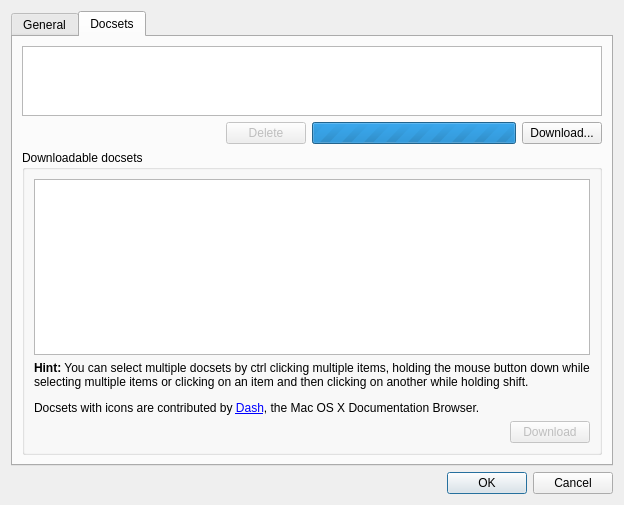
First picture: the form in zeal/zealsettingsdialog.ui, repository PostPCEra/zeal-debian, before the edit.
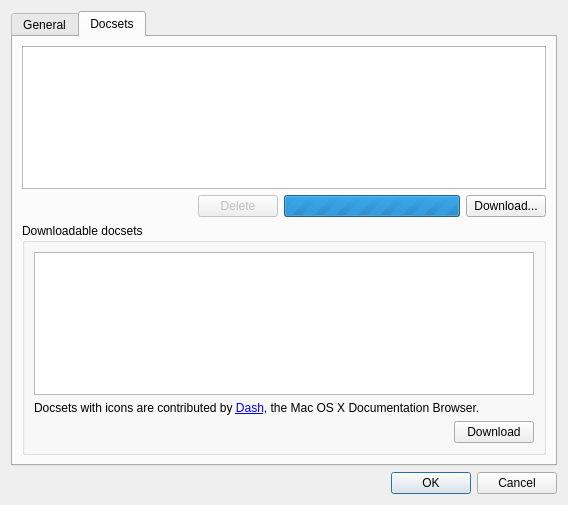
Second picture: the form after the edit. The open tabs and pages were chosen to show the change. Custom widgets are drawn as their Qt base class.

Diff of the .ui file:
```diff
--- a/zeal/zealsettingsdialog.ui
+++ b/zeal/zealsettingsdialog.ui
@@ -6,7 +6,7 @@
    <rect>
     <x>0</x>
     <y>0</y>
-    <width>624</width>
+    <width>568</width>
     <height>505</height>
    </rect>
   </property>
@@ -205,14 +205,11 @@
           <item>
            <widget class="QLabel" name="label_4">
             <property name="text">
-             <string>&lt;html&gt;&lt;head/&gt;&lt;body&gt;&lt;p&gt;&lt;span style=&quot; font-weight:600;&quot;&gt;Hint:&lt;/span&gt; You can select multiple docsets by ctrl clicking multiple items, holding the mouse button down while selecting multiple items or clicking on an item and then clicking on another while holding shift.&lt;/p&gt;&lt;p&gt;Docsets with icons are contributed by &lt;a href=&quot;http://kapeli.com/dash&quot;&gt;&lt;span style=&quot; text-decoration: underline; color:#0000ff;&quot;&gt;Dash&lt;/span&gt;&lt;/a&gt;, the Mac OS X Documentation Browser.&lt;/p&gt;&lt;/body&gt;&lt;/html&gt;</string>
+             <string>&lt;html&gt;&lt;head/&gt;&lt;body&gt;&lt;p&gt;Docsets with icons are contributed by &lt;a href=&quot;http://kapeli.com/dash&quot;&gt;&lt;span style=&quot; text-decoration: underline; color:#0000ff;&quot;&gt;Dash&lt;/span&gt;&lt;/a&gt;, the Mac OS X Documentation Browser.&lt;/p&gt;&lt;/body&gt;&lt;/html&gt;</string>
             </property>
             <property name="textFormat">
              <enum>Qt::RichText</enum>
             </property>
-            <property name="wordWrap">
-             <bool>true</bool>
-            </property>
             <property name="openExternalLinks">
              <bool>true</bool>
             </property>
@@ -236,7 +233,7 @@
             <item>
              <widget class="QPushButton" name="downloadDocsetButton">
               <property name="enabled">
-               <bool>false</bool>
+               <bool>true</bool>
               </property>
               <property name="text">
                <string>Download</string>
```
Left out of the diff: 6 changed lines with no effect on the pictures.
